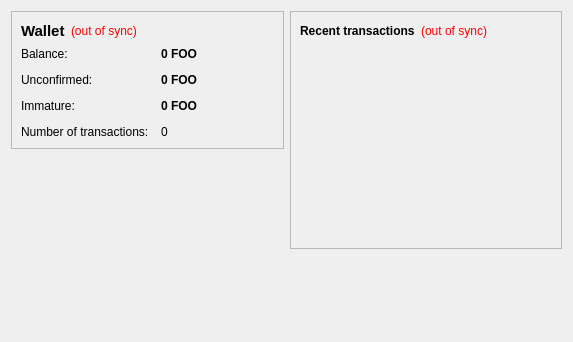
The window that src/qt/forms/overviewpage.ui (fflowres/testcoin2) describes before a commit, drawn with Qt 5.
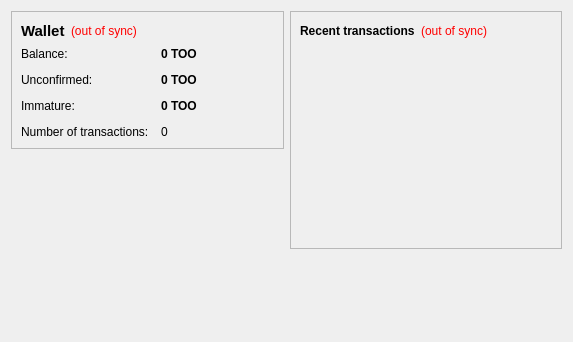
The same window after the commit.

The edit to the form file:
```diff
--- a/src/qt/forms/overviewpage.ui
+++ b/src/qt/forms/overviewpage.ui
@@ -105,7 +105,7 @@
              <string>Your current balance</string>
             </property>
             <property name="text">
-             <string notr="true">0 FOO</string>
+             <string notr="true">0 TOO</string>
             </property>
             <property name="textInteractionFlags">
              <set>Qt::LinksAccessibleByMouse|Qt::TextSelectableByKeyboard|Qt::TextSelectableByMouse</set>
@@ -134,7 +134,7 @@
              <string>Total of transactions that have yet to be confirmed, and do not yet count toward the current balance</string>
             </property>
             <property name="text">
-             <string notr="true">0 FOO</string>
+             <string notr="true">0 TOO</string>
             </property>
             <property name="textInteractionFlags">
              <set>Qt::LinksAccessibleByMouse|Qt::TextSelectableByKeyboard|Qt::TextSelectableByMouse</set>
@@ -177,7 +177,7 @@
              <string>Mined balance that has not yet matured</string>
             </property>
             <property name="text">
-             <string notr="true">0 FOO</string>
+             <string notr="true">0 TOO</string>
             </property>
             <property name="textInteractionFlags">
              <set>Qt::LinksAccessibleByMouse|Qt::TextSelectableByKeyboard|Qt::TextSelectableByMouse</set>
```
